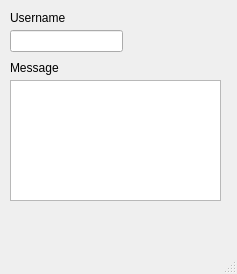
Before: the Qt Designer form UI_Files/message_user.ui in OliverJ-io/LoginGUI, drawn with Qt 5.
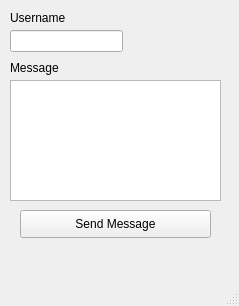
After: the same form once the commit is applied.

The edit to the form file:
```diff
--- a/UI_Files/message_user.ui
+++ b/UI_Files/message_user.ui
@@ -6,8 +6,8 @@
    <rect>
     <x>0</x>
     <y>0</y>
-    <width>237</width>
-    <height>274</height>
+    <width>239</width>
+    <height>306</height>
    </rect>
   </property>
   <property name="windowTitle">
@@ -72,6 +72,19 @@
      </sizepolicy>
     </property>
    </widget>
+   <widget class="QPushButton" name="send_massage">
+    <property name="geometry">
+     <rect>
+      <x>20</x>
+      <y>210</y>
+      <width>191</width>
+      <height>28</height>
+     </rect>
+    </property>
+    <property name="text">
+     <string>Send Message</string>
+    </property>
+   </widget>
   </widget>
   <widget class="QMenuBar" name="menubar">
    <property name="geometry">
```
Left out of the diff: 10 changed lines with no effect on the pictures.
